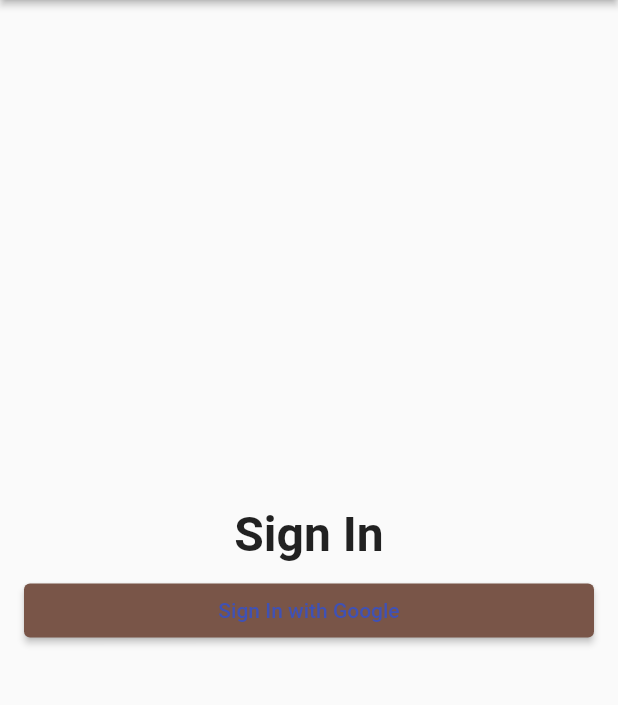
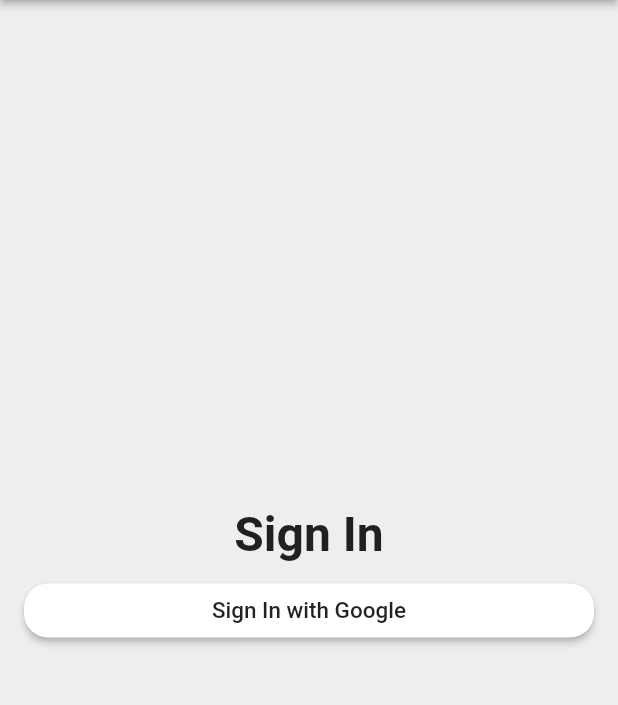
Before and after one commit to Efaayin/time_tracker_flutter_course, a Flutter app: the screen it shows after launch, on a phone screen of 412 x 824 dp, the part 84-789 px from its top. Run offline on Flutter 3.47's test engine with Material 2 defaults, Android fonts, the phone set to English and light mode, and no system bars.

```diff
--- a/lib/app/sign_in/sign_in_page.dart
+++ b/lib/app/sign_in/sign_in_page.dart
@@ -9,6 +9,7 @@ class SignInPage extends StatelessWidget {
         elevation: 2.0,
       ),
       body: _buildContent(),
+      backgroundColor: Colors.grey[200],
     );
   }
 
@@ -34,10 +35,16 @@ class SignInPage extends StatelessWidget {
             child: Text(
               "Sign In with Google",
               style: TextStyle(
-                color: Colors.indigo,
+                color: Colors.black87,
+                fontSize: 15.0,
               ),
             ),
-            onPressed: () { print('Button pressed'); },
+            style: ElevatedButton.styleFrom(
+              shape: new RoundedRectangleBorder(
+                  borderRadius: new BorderRadius.circular(16.0)),
+              primary: Colors.white,
+            ),
+            onPressed: () {},
           ),
         ],
       ),
--- a/lib/main.dart
+++ b/lib/main.dart
@@ -11,7 +11,7 @@ class MyApp extends StatelessWidget {
   Widget build(BuildContext context) {
     return MaterialApp(
       title: 'Time Tracker',
-      theme: ThemeData(primarySwatch: Colors.brown, platform: TargetPlatform.iOS),
+      theme: ThemeData(primarySwatch: Colors.brown, platform: TargetPlatform.iOS,),
       home: SignInPage(),
     );
   }
```
